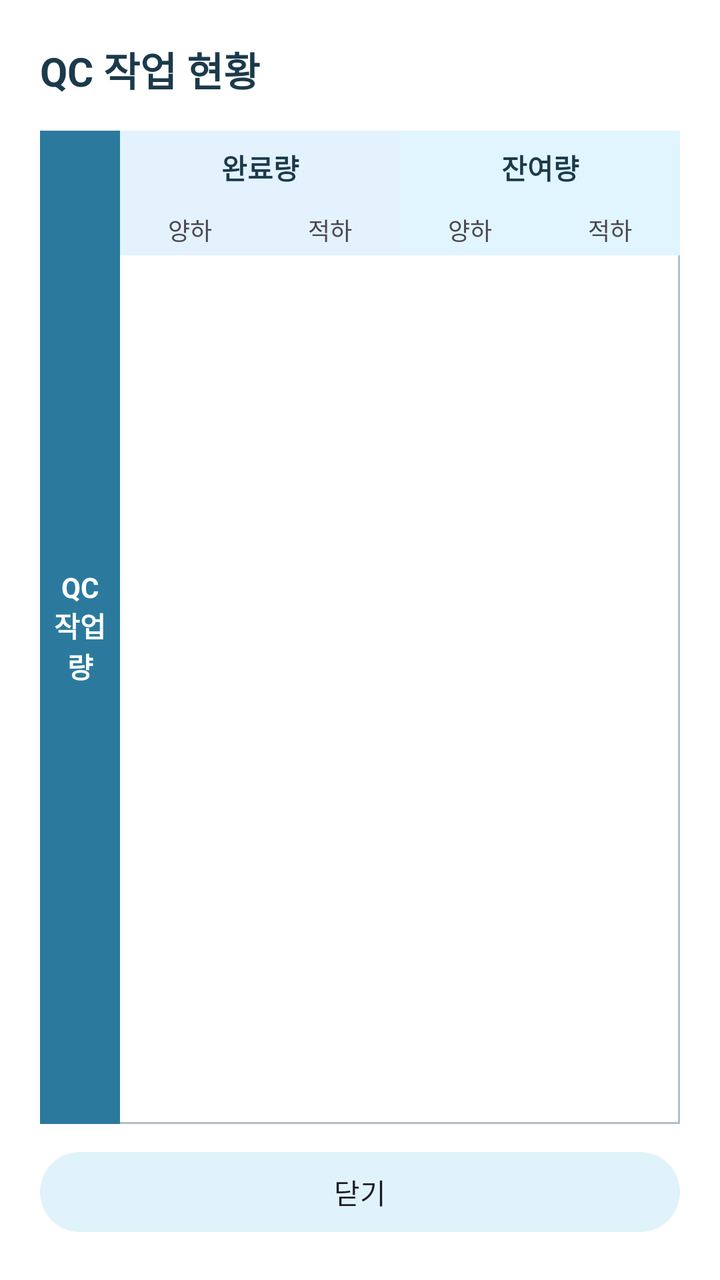
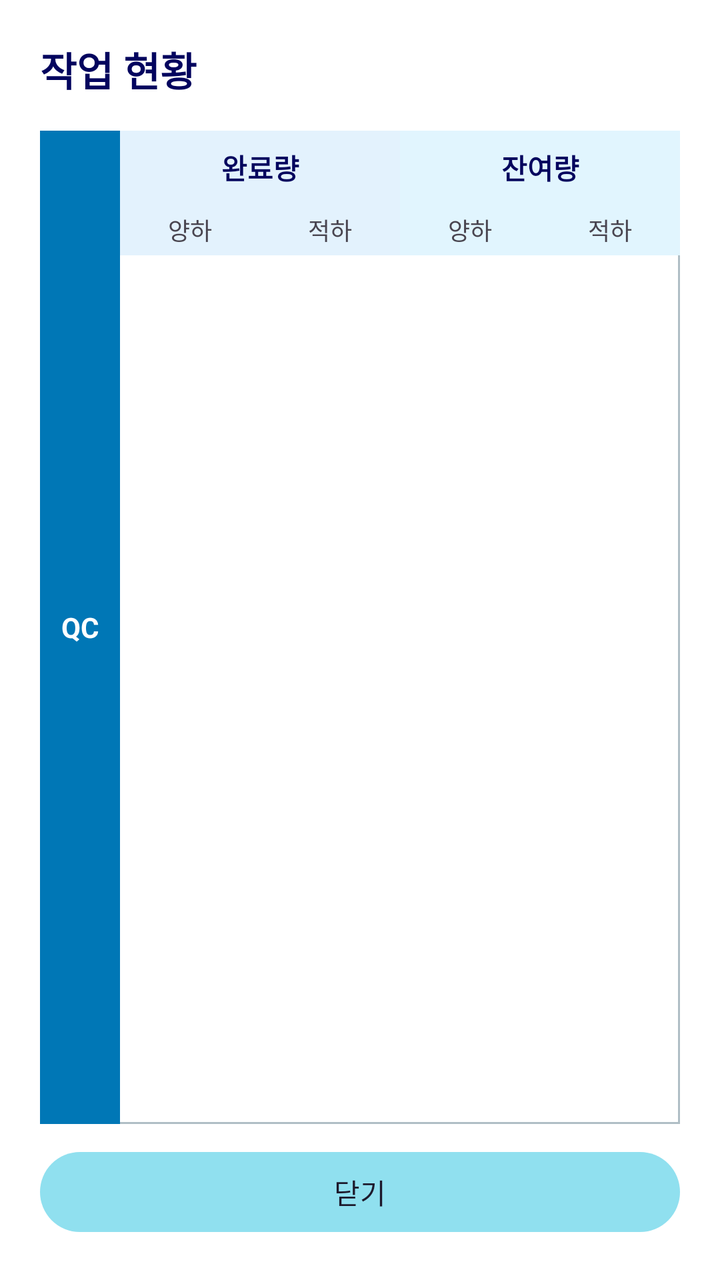

Compare the two renders of this Android layout. The source of the first and the diff that turns it into the second are given below.
<!-- AndroidManifest.xml: application theme Theme.VesselV2 -->
<!-- res/layout/dialog_vessel_work_status.xml -->
<?xml version="1.0" encoding="utf-8"?>
<LinearLayout xmlns:android="http://schemas.android.com/apk/res/android"
    android:layout_width="match_parent"
    android:layout_height="wrap_content"
    android:orientation="vertical"
    android:padding="20dp"
    android:background="@color/surface_light">

    <TextView
        android:id="@+id/tvTitle"
        android:layout_width="match_parent"
        android:layout_height="wrap_content"
        android:text="QC 작업 현황"
        android:textSize="20sp"
        android:textStyle="bold"
        android:textColor="@color/on_surface"
        android:layout_marginBottom="16dp" />

    <ScrollView
        android:layout_width="match_parent"
        android:layout_height="0dp"
        android:layout_weight="1"
        android:fillViewport="true"
        android:maxHeight="450dp">

        <LinearLayout
            android:layout_width="match_parent"
            android:layout_height="wrap_content"
            android:orientation="horizontal"
            android:background="@drawable/bg_table_border">

            
            <TextView
                android:layout_width="40dp"
                android:layout_height="match_parent"
                android:background="@color/md_primary"
                android:gravity="center"
                android:text="QC 작업량"
                android:textColor="@color/white"
                android:textStyle="bold"
                android:textSize="14sp"
                android:padding="4dp" />

            
            <LinearLayout
                android:layout_width="0dp"
                android:layout_height="wrap_content"
                android:layout_weight="1"
                android:orientation="vertical">

                
                <LinearLayout
                    android:layout_width="match_parent"
                    android:layout_height="wrap_content"
                    android:orientation="horizontal">
                    <TextView
                        android:layout_width="0dp"
                        android:layout_height="wrap_content"
                        android:layout_weight="1"
                        android:background="#E3F2FD"
                        android:gravity="center"
                        android:padding="8dp"
                        android:text="완료량"
                        android:textColor="@color/on_surface"
                        android:textStyle="bold" />

                    <TextView
                        android:layout_width="0dp"
                        android:layout_height="wrap_content"
                        android:layout_weight="1"
                        android:background="#E1F5FE"
                        android:gravity="center"
                        android:padding="8dp"
                        android:text="잔여량"
                        android:textColor="@color/on_surface"
                        android:textStyle="bold" />
                </LinearLayout>

                
                <LinearLayout
                    android:layout_width="match_parent"
                    android:layout_height="wrap_content"
                    android:orientation="horizontal">

                    <TextView
                        android:layout_width="0dp"
                        android:layout_height="wrap_content"
                        android:layout_weight="1"
                        android:background="#E3F2FD"
                        android:gravity="center"
                        android:padding="4dp"
                        android:text="양하"
                        android:textSize="12sp" />

                    <TextView
                        android:layout_width="0dp"
                        android:layout_height="wrap_content"
                        android:layout_weight="1"
                        android:background="#E3F2FD"
                        android:gravity="center"
                        android:padding="4dp"
                        android:text="적하"
                        android:textSize="12sp" />

                    <TextView
                        android:layout_width="0dp"
                        android:layout_height="wrap_content"
                        android:layout_weight="1"
                        android:background="#E1F5FE"
                        android:gravity="center"
                        android:padding="4dp"
                        android:text="양하"
                        android:textSize="12sp" />

                    <TextView
                        android:layout_width="0dp"
                        android:layout_height="wrap_content"
                        android:layout_weight="1"
                        android:background="#E1F5FE"
                        android:gravity="center"
                        android:padding="4dp"
                        android:text="적하"
                        android:textSize="12sp" />
                </LinearLayout>

                
                <LinearLayout
                    android:id="@+id/llRowsContainer"
                    android:layout_width="match_parent"
                    android:layout_height="wrap_content"
                    android:orientation="vertical" />
            </LinearLayout>
        </LinearLayout>
    </ScrollView>

    <Button
        android:id="@+id/btnClose"
        android:layout_width="match_parent"
        android:layout_height="wrap_content"
        android:text="닫기"
        android:layout_marginTop="10dp"
        style="@style/Widget.Material3.Button.TonalButton" />

</LinearLayout>
<!-- resources referenced by this layout -->
<resources>
  <color name="md_primary">#2B7A9E</color>
  <color name="on_surface">#1B3A4B</color>
  <color name="surface_light">#FFFFFF</color>
  <color name="white">#FFFFFF</color>
  <!-- drawable bg_table_border (drawable) -->
  <?xml version="1.0" encoding="utf-8"?>
  <shape xmlns:android="http://schemas.android.com/apk/res/android"
      android:shape="rectangle">
      <stroke
          android:width="1dp"
          android:color="#B0BEC5" />
      <solid android:color="@android:color/transparent" />
  </shape>
  <style name="Theme.VesselV2" parent="Theme.Material3.DayNight.NoActionBar">
  
          
          <item name="colorPrimary">@color/md_primary</item>
          <item name="colorOnPrimary">@color/md_onPrimary</item>
          <item name="colorPrimaryContainer">@color/md_primary_container</item>
  
          <item name="colorSecondary">@color/md_secondary</item>
          <item name="colorOnSecondary">@color/md_onSecondary</item>
          <item name="colorSecondaryContainer">@color/md_secondary_container</item>
  
          
          <item name="android:windowBackground">@color/background_light</item>
          <item name="android:statusBarColor">?attr/colorPrimary</item>
          <item name="android:navigationBarColor">@color/background_light</item>
          
          
          <item name="colorSurface">@color/surface_light</item>
          <item name="colorOnSurface">@color/on_surface</item>
  
      </style>
  <color name="md_onPrimary">#FFFFFF</color>
  <color name="md_primary_container">#D4EFF6</color>
  <color name="md_secondary">#5BA7C8</color>
  <color name="md_onSecondary">#FFFFFF</color>
  <color name="md_secondary_container">#E1F3FA</color>
  <color name="background_light">#F0F8FC</color>
</resources>

<!-- the commit's change to res/layout/dialog_vessel_work_status.xml (unified diff, before → after) -->
@@ -10,7 +10,7 @@
         android:id="@+id/tvTitle"
         android:layout_width="match_parent"
         android:layout_height="wrap_content"
-        android:text="QC 작업 현황"
+        android:text="@string/workView"
         android:textSize="20sp"
         android:textStyle="bold"
         android:textColor="@color/on_surface"
@@ -35,7 +35,7 @@
                 android:layout_height="match_parent"
                 android:background="@color/md_primary"
                 android:gravity="center"
-                android:text="QC 작업량"
+                android:text="@string/QC"
                 android:textColor="@color/white"
                 android:textStyle="bold"
                 android:textSize="14sp"
@@ -53,6 +53,7 @@
                     android:layout_width="match_parent"
                     android:layout_height="wrap_content"
                     android:orientation="horizontal">
+
                     <TextView
                         android:layout_width="0dp"
                         android:layout_height="wrap_content"
<!-- resource entries referenced after the edit -->
@@ -1,7 +1,7 @@
 <!-- resources referenced by this layout -->
 <resources>
-  <color name="md_primary">#2B7A9E</color>
-  <color name="on_surface">#1B3A4B</color>
+  <color name="md_primary">#0077B6</color>
+  <color name="on_surface">#03045E</color>
   <color name="surface_light">#FFFFFF</color>
   <color name="white">#FFFFFF</color>
   <!-- drawable bg_table_border (drawable) -->
@@ -13,6 +13,8 @@
           android:color="#B0BEC5" />
       <solid android:color="@android:color/transparent" />
   </shape>
+  <string name="QC">QC</string>
+  <string name="workView">작업 현황</string>
   <style name="Theme.VesselV2" parent="Theme.Material3.DayNight.NoActionBar">
   
           
@@ -35,10 +37,10 @@
   
       </style>
   <color name="md_onPrimary">#FFFFFF</color>
-  <color name="md_primary_container">#D4EFF6</color>
-  <color name="md_secondary">#5BA7C8</color>
+  <color name="md_primary_container">#CAF0F8</color>
+  <color name="md_secondary">#00B4D8</color>
   <color name="md_onSecondary">#FFFFFF</color>
-  <color name="md_secondary_container">#E1F3FA</color>
-  <color name="background_light">#F0F8FC</color>
+  <color name="md_secondary_container">#90E0EF</color>
+  <color name="background_light">#F8FBFD</color>
 </resources>
 
